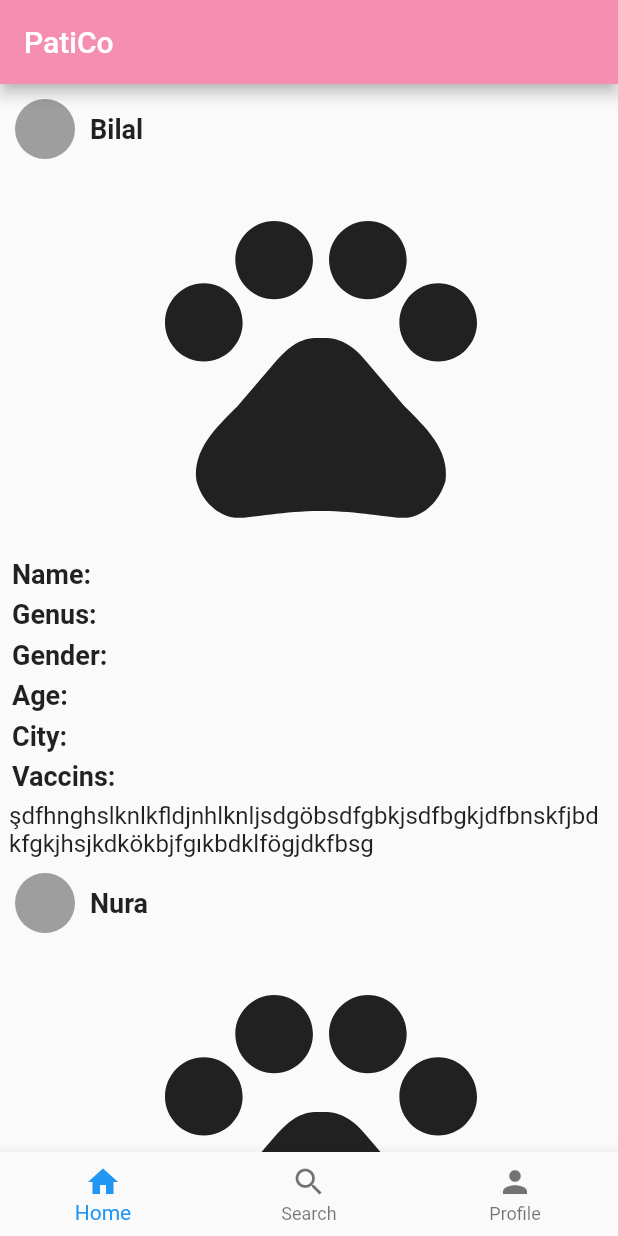
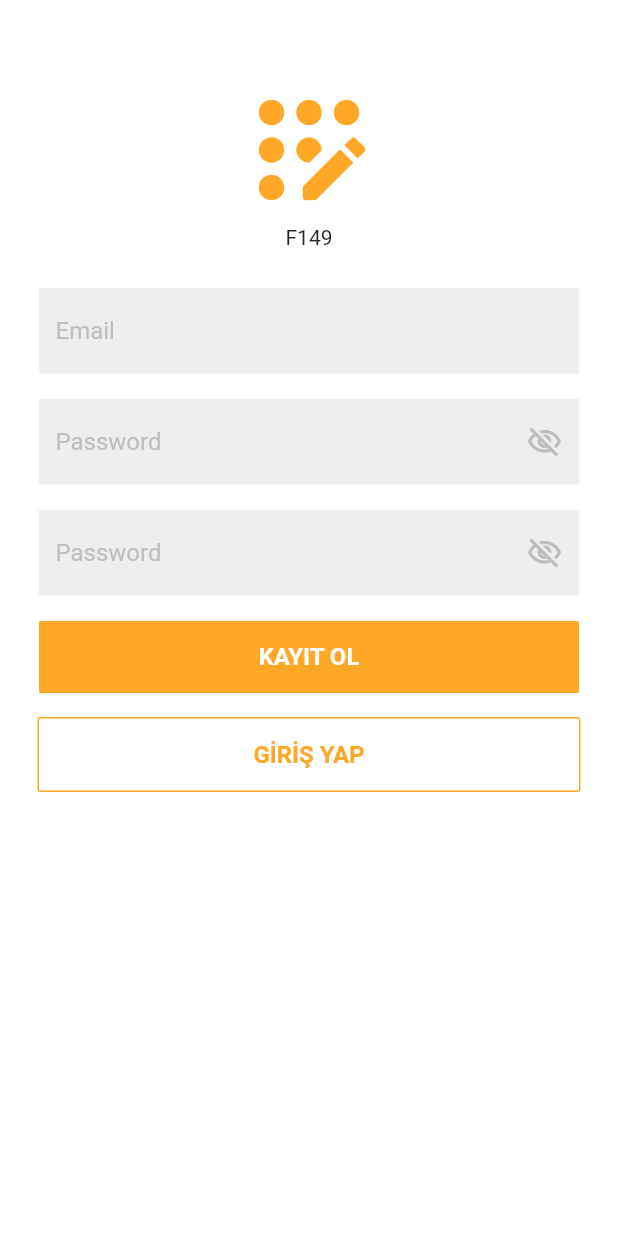
Before and after one commit to nurakacann/f149, a Flutter app: the screen it shows after launch, on a phone screen of 412 x 824 dp. Run offline on Flutter 3.47's test engine with Material 2 defaults, Android fonts, the phone set to English and light mode, and no system bars.

Commit message:
login_page / register_page düzeni hazırlandı

```diff
--- a/lib/main.dart
+++ b/lib/main.dart
@@ -1,6 +1,6 @@
-import 'package:flutter/cupertino.dart';
 import 'package:flutter/material.dart';
-import 'package:patico/home.dart';
+import 'package:patico/pages/login_page.dart';
+import 'package:patico/pages/register_page.dart';
 
 void main() {
   runApp(const MyApp());
@@ -11,10 +11,10 @@ class MyApp extends StatelessWidget {
 
   @override
   Widget build(BuildContext context) {
-    return MaterialApp(
+    return const MaterialApp(
       title: 'F-149',
       debugShowCheckedModeBanner: false,
-      home: HomePage(),
+      home: RegisterPage(),
     );
   }
 }
--- a/lib/pages/home_page.dart
+++ b/lib/pages/home_page.dart
@@ -1,6 +1,5 @@
 import 'package:flutter/material.dart';
 import 'package:patico/pages/Posts.dart';
-import 'package:flutter/cupertino.dart';
 
 class homepage extends StatelessWidget {
   final List people = [
--- /dev/null
+++ b/lib/pages/register_page.dart
@@ -0,0 +1,94 @@
+import 'package:flutter/material.dart';
+import 'package:patico/widgets/button.dart';
+import 'package:patico/widgets/text_field.dart';
+
+class RegisterPage extends StatefulWidget {
+  final Function()? onTap;
+
+  const RegisterPage({super.key, this.onTap});
+
+  @override
+  State<RegisterPage> createState() => _RegisterPageState();
+}
+
+class _RegisterPageState extends State<RegisterPage> {
+  // text editing controllers
+  final emailTextController = TextEditingController();
+  final passwordTextController = TextEditingController();
+  final confirimPasswordTextController = TextEditingController();
+
+  @override
+  Widget build(BuildContext context) {
+    return Scaffold(
+      backgroundColor: Colors.white,
+      body: SafeArea(
+        child: Padding(
+          padding: const EdgeInsets.symmetric(horizontal: 25.0),
+          child: SingleChildScrollView(
+            child: Column(
+              //mainAxisAlignment: MainAxisAlignment.center,
+              children: [
+                const SizedBox(height: 50),
+
+                //logo
+                Icon(
+                  Icons.app_registration_rounded,
+                  size: 100,
+                  color: Colors.orange.shade400,
+                ),
+
+                //F149
+                const Text("F149"),
+                const SizedBox(height: 25),
+
+                //email textfield
+                MyTextField(
+                    controller: emailTextController,
+                    hintText: 'Email',
+                    obscureText: false),
+                const SizedBox(height: 15),
+
+                //password textfield
+                MyTextField(
+                  controller: passwordTextController,
+                  hintText: 'Password',
+                  obscureText: true,
+                ),
+                const SizedBox(height: 15),
+
+                //confirim password textfield
+                MyTextField(
+                  controller: confirimPasswordTextController,
+                  hintText: 'Password',
+                  obscureText: true,
+                ),
+                const SizedBox(height: 15),
+
+                //sign in button
+                MyButton(
+                  onTap: () {},
+                  text: 'KAYIT OL',
+                  textColor: Colors.white,
+                  buttonColor: Colors.orange.shade400,
+                  borderColor: Colors.white,
+                ),
+
+                //go to register page
+                const SizedBox(height: 15),
+
+                MyButton(
+                  onTap: widget.onTap,
+                  text: 'GİRİŞ YAP',
+                  buttonColor: Colors.white,
+                  borderColor: Colors.orange.shade400,
+                  textColor: Colors.orange.shade400,
+                ),
+                const SizedBox(height: 15),
+              ],
+            ),
+          ),
+        ),
+      ),
+    );
+  }
+}
--- a/lib/widgets/button.dart
+++ b/lib/widgets/button.dart
@@ -3,26 +3,36 @@ import 'package:flutter/material.dart';
 class MyButton extends StatelessWidget {
   final Function()? onTap;
   final String text;
-  const MyButton({super.key, this.onTap, required this.text});
+  final Color buttonColor;
+  final Color borderColor;
+  final Color textColor;
+
+  const MyButton({
+    super.key,
+    this.onTap,
+    required this.text,
+    required this.buttonColor,
+    required this.borderColor,
+    required this.textColor,
+  });
 
   @override
   Widget build(BuildContext context) {
     return GestureDetector(
       onTap: onTap,
-      child: Center(
       child: Container(
-          padding: const EdgeInsets.all(10),
-          width: 90,
+        height: 50,
         decoration: BoxDecoration(
-              color: Colors.white, borderRadius: BorderRadius.circular(10)),
+            color: buttonColor,
+            borderRadius: BorderRadius.circular(2),
+            border: Border.all(color: borderColor)),
         child: Center(
           child: Text(
             text,
-              style: const TextStyle(
-                color: Colors.black,
+            style: TextStyle(
+              color: textColor,
               fontWeight: FontWeight.bold,
               fontSize: 16,
-              ),
             ),
           ),
         ),
--- a/lib/widgets/text_field.dart
+++ b/lib/widgets/text_field.dart
@@ -26,18 +26,25 @@ class _MyTextFieldState extends State<MyTextField> {
       controller: widget.controller,
       obscureText: widget.obscureText && !showPassword,
       decoration: InputDecoration(
-        enabledBorder: const OutlineInputBorder(
-            borderSide: BorderSide(color: Colors.white)),
+        enabledBorder: OutlineInputBorder(
+            borderRadius: BorderRadius.circular(0),
+            borderSide: const BorderSide(color: Colors.white)),
         focusedBorder: OutlineInputBorder(
-            borderSide: BorderSide(color: Colors.grey.shade400)),
+          borderSide: BorderSide(color: Colors.grey.shade400),
+          borderRadius: BorderRadius.circular(0),
+        ),
         fillColor: Colors.grey.shade200,
         filled: true,
         hintText: widget.hintText,
-        hintStyle: TextStyle(color: Colors.grey[500]),
+        hintStyle: TextStyle(color: Colors.grey[400]),
         suffixIcon: widget.showPasswordIcon && widget.obscureText
             ? IconButton(
                 icon: Icon(
-                    showPassword ? Icons.visibility : Icons.visibility_off),
+                  showPassword
+                      ? Icons.visibility_outlined
+                      : Icons.visibility_off_outlined,
+                  color: Colors.grey[400],
+                ),
                 onPressed: () {
                   setState(() {
                     showPassword = !showPassword;
```
Also changed, not shown: lib/pages/login_page.dart (added, +84 -0 lines). Lines whose indentation alone changed are shown as unchanged.
